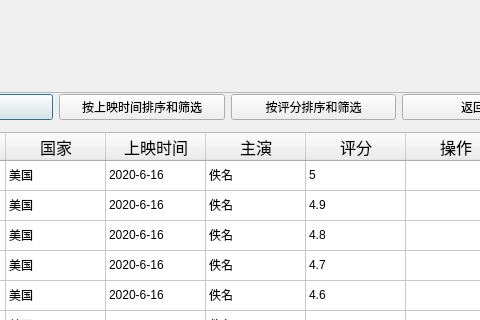
The window that GUI/SearchResultPartUI.ui (ljcleo/DBProj) describes before a commit, drawn with Qt 5; both pictures show x 373 to 853 and y 108 to 428 of the 960 by 640 pixel window.
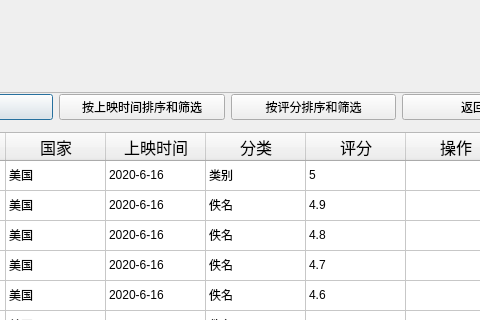
The same window after the commit.

What changed in the file:
```diff
--- a/GUI/SearchResultPartUI.ui
+++ b/GUI/SearchResultPartUI.ui
@@ -194,7 +194,7 @@
     </column>
     <column>
      <property name="text">
-      <string>主演</string>
+      <string>分类</string>
      </property>
      <property name="font">
       <font>
@@ -242,7 +242,7 @@
     </item>
     <item row="0" column="3">
      <property name="text">
-      <string>佚名</string>
+      <string>类别</string>
      </property>
     </item>
     <item row="0" column="4">
```
